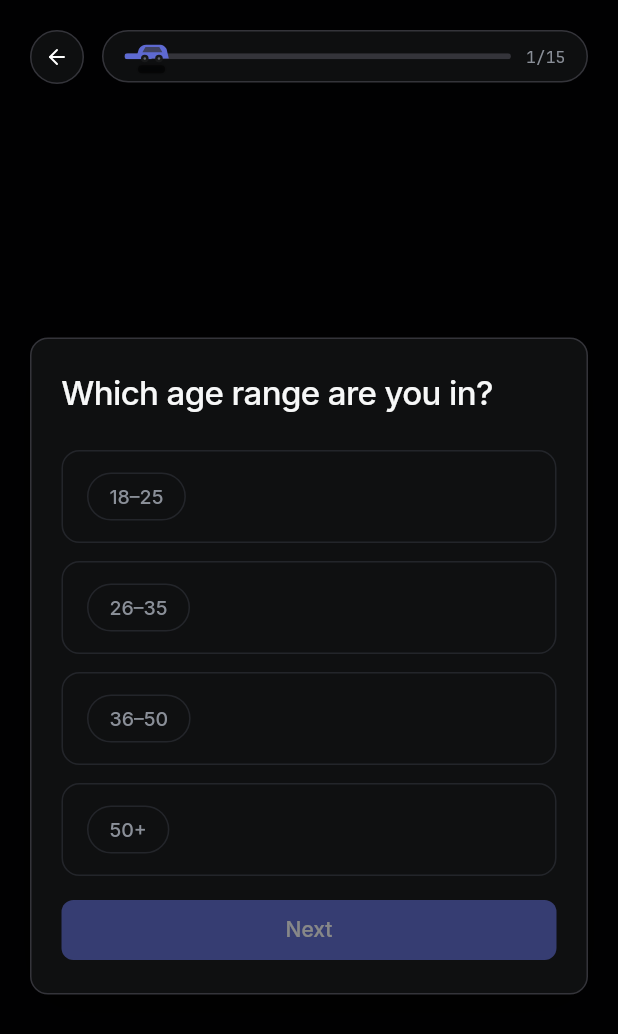
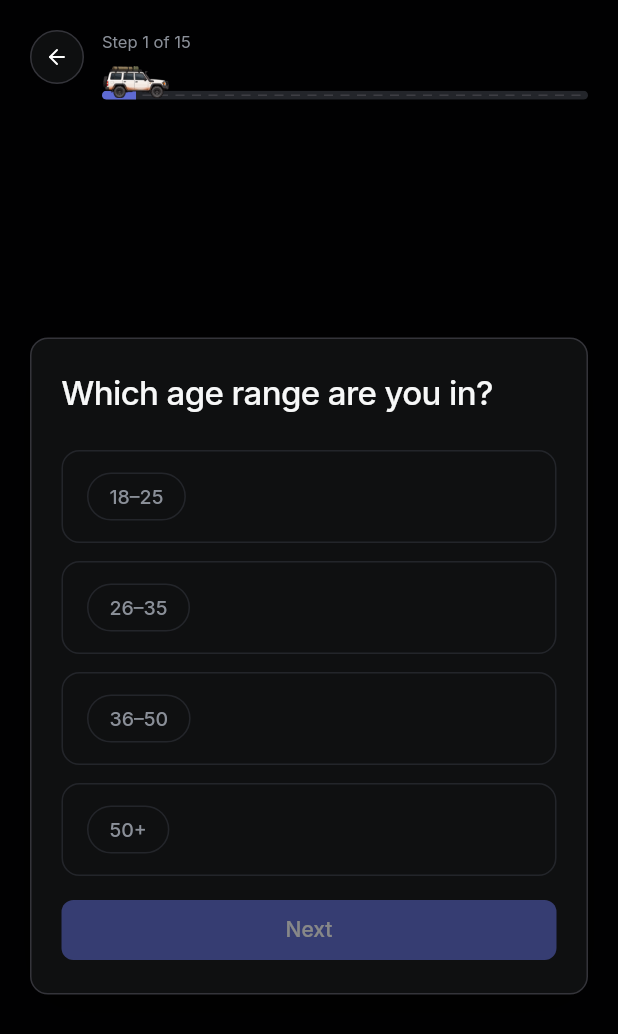
Before and after one commit to Estaed/Terra-NT, a Flutter app: the LoadingScreen screen opened directly, after a tap on "Cancel", on a phone screen of 412 x 824 dp. Shown: the top 1034 px of the screen. Run offline on Flutter 3.47's test engine with Material 3 defaults, Android fonts, the phone set to English and light mode, and no system bars; our stand-ins replace cloud_firestore, firebase_auth, firebase_core, firebase_crashlytics, flutter_lucide, flutter_map and 4 more; accounts and stored records are empty.

Commit message:
Task-48: road progress with step words and the rendered 4x4 sprite

```diff
--- a/terra_nt/lib/core/theme/metrics.dart
+++ b/terra_nt/lib/core/theme/metrics.dart
@@ -143,17 +143,7 @@ class AppMetrics {
   // Animated backdrop car, measured from terra-nt-bg-map.html.
   static const mapCarMarkerWidth = 36.0;
   static const mapCarMarkerHeight = 32.0;
-  static const mapCarBodyWidth = 30.0;
-  static const mapCarBodyHeight = 24.0;
-  static const mapCarBodyTop = 2.0;
-  static const mapCarShadowWidth = 24.0;
-  static const mapCarShadowHeight = 7.0;
-  static const mapCarShadowBottom = 1.0;
   static const mapCarBobOffset = 1.5;
-
-  /// The wheel hub is the wheel radius over this. Previously borrowed from the
-  /// route dot's ring width, which had nothing to do with a wheel.
-  static const mapCarWheelHubDivisor = 3.0;
 
   // Onboarding shell, measured from Terra NT.dc.html L91-102.
   static const onboardingBackButtonSize = 36.0;
@@ -163,20 +153,13 @@ class AppMetrics {
   static const onboardingProgressGap = 10.0;
   static const onboardingProgressPaddingY = 9.0;
   static const onboardingProgressPaddingX = 14.0;
-  static const onboardingProgressHeight = 4.0;
   static const onboardingCardTop = 88.0;
   static const onboardingCardBottom = 24.0;
   static const onboardingCardPaddingY = 22.0;
   static const onboardingCardPaddingX = 20.0;
   static const onboardingStepSlideOffsetX = 18.0;
 
-  // The car that drives the onboarding progress track (V13). Not from the
-  // prototype: it has no such car. 14x12 read as a smudge on a 2.6x density
-  // screen, so the glyph is drawn at the map marker's own 36:32 aspect, large
-  // enough to be a car. The pill still contains it: the counter text makes the
-  // row 15.4px tall, so half of that plus the 9px vertical padding leaves the
-  // 24px car 4.7px of clearance at each end.
-  static const onboardingProgressCarWidth = 27.0;
+  // The row Loading reserves for its looping progress car (V13).
   static const onboardingProgressCarHeight = 24.0;
 
   // Map fit padding — the flat pad clears the status bar and whatever floats
@@ -203,4 +186,26 @@ class AppMetrics {
   static const stopDetailFooterIconMinimumWidth = 160.0;
   static const stopDetailFooterPaddingTop = 16.0;
   static const stopDetailFooterPaddingBottom = 24.0;
+
+  // The rendered car sprite (Task-48, docs/PRD.md D18). assets/images/car.png
+  // is 384x187; every size below keeps that aspect, so the sprite is never
+  // stretched. It replaced the drawn car and its blob shadow.
+  static const carSpriteAspect = 384 / 187;
+
+  /// The car on the map behind Login and Welcome. Wider than the 36x32 marker
+  /// slot the backdrop reserves; the glyph overflows that slot, centred on the
+  /// route point, so a side-view 4x4 reads as one at phone size.
+  static const mapCarSpriteWidth = 56.0;
+
+  /// The car riding the onboarding road and Loading's looping bar. Its height
+  /// (about 21.4) stays under [onboardingProgressCarHeight], the row Loading
+  /// reserves for the bar, so the car rests on the road without clipping.
+  static const progressCarWidth = 44.0;
+  static const progressCarHeight = progressCarWidth / carSpriteAspect;
+
+  /// The road the car drives along: a quiet band with a dashed centre line.
+  static const progressRoadHeight = 6.0;
+  static const progressRoadDashLength = 6.0;
+  static const progressRoadDashGap = 5.0;
+  static const progressRoadDashThickness = 1.0;
 }
--- a/terra_nt/lib/features/onboarding/onboarding_screen.dart
+++ b/terra_nt/lib/features/onboarding/onboarding_screen.dart
@@ -273,34 +273,20 @@ class _OnboardingTopBar extends StatelessWidget {
         top: AppMetrics.onboardingChromeTop,
         left: AppMetrics.onboardingProgressLeft,
         right: AppMetrics.onboardingChromeSide,
-        child: Container(
+        // D18: no boxed pill — the step count reads as words above an open road.
+        child: Column(
           key: const ValueKey('onboarding-progress-shell'),
-          padding: const EdgeInsets.symmetric(
-            horizontal: AppMetrics.onboardingProgressPaddingX,
-            vertical: AppMetrics.onboardingProgressPaddingY,
-          ),
-          decoration: BoxDecoration(
-            color: AppColors.onboardingChrome,
-            borderRadius: BorderRadius.circular(AppRadius.pill),
-            border: Border.all(
-              color: AppColors.hairlineStrong,
-              width: AppElevation.hairlineWidth,
+          crossAxisAlignment: CrossAxisAlignment.start,
+          mainAxisSize: MainAxisSize.min,
+          children: [
+            Text(
+              'Step ${step + 1} of $_stepCount',
+              key: const ValueKey('onboarding-counter'),
+              style: AppType.captionApp.copyWith(color: AppColors.inkSubtle),
             ),
-          ),
-          child: Row(
-            children: [
-              Expanded(child: ProgressDrive(percent: progressPercent(step))),
-              const SizedBox(width: AppMetrics.onboardingProgressGap),
-              Text(
-                '${step + 1}/$_stepCount',
-                key: const ValueKey('onboarding-counter'),
-                style: AppType.captionApp.copyWith(
-                  fontFamily: AppFonts.mono,
-                  color: AppColors.inkSubtle,
-                ),
-              ),
-            ],
-          ),
+            const SizedBox(height: AppMetrics.onboardingProgressGap),
+            ProgressDrive(percent: progressPercent(step)),
+          ],
         ),
       ),
     ],
--- a/terra_nt/lib/features/onboarding/widgets/progress_drive.dart
+++ b/terra_nt/lib/features/onboarding/widgets/progress_drive.dart
@@ -8,18 +8,18 @@ import '../../../core/theme/motion.dart';
 import '../../../core/theme/radius.dart';
 import '../../../shared/map/car_glyph.dart';
 
-/// The onboarding progress track, driven by a car (deviation V13).
+/// The onboarding progress, drawn as a road the trip is driven along
+/// (deviation V13, polished under D18).
 ///
-/// The track and its fill keep the tokens and the keys the plain progress bar
-/// used, so what a step's percentage looks like has not changed. What is new is
-/// the [CarGlyph] riding the fill's leading edge: on a step change the fill and
-/// the car ease to the new position together, with the step card's curve and
-/// duration, so the whole screen moves as one.
+/// The road is a quiet band with a dashed centre line; the stretch already
+/// driven is paved in [AppColors.primary]. The [CarGlyph] 4x4 rests on the road
+/// with its centre on the travelled part's leading edge: on a step change the
+/// fill and the car ease to the new position together, with the step card's
+/// curve and duration, so the whole screen moves as one. It faces the direction
+/// of travel, so going back drives it in reverse.
 ///
-/// The car is the map backdrop's glyph, scaled down to
-/// [AppMetrics.onboardingProgressCarHeight] and centred on the track, which it
-/// deliberately overhangs — the track is 4px and a car that small is a smudge.
-/// It faces the direction of travel, so going back drives it in reverse.
+/// The widget is as tall as the car, [AppMetrics.progressCarHeight], with the
+/// road along its bottom edge, so a parent lays out car and road as one piece.
 class ProgressDrive extends StatefulWidget {
   const ProgressDrive({super.key, required this.percent}) : looping = false;
 
@@ -112,30 +112,37 @@ class _ProgressDriveState extends State<ProgressDrive>
   Widget build(BuildContext context) => LayoutBuilder(
     builder: (context, constraints) => SizedBox(
       key: const ValueKey('onboarding-progress-track'),
-      height: AppMetrics.onboardingProgressHeight,
+      height: AppMetrics.progressCarHeight,
       child: Stack(
         clipBehavior: Clip.none,
         children: [
-          ClipRRect(
-            borderRadius: BorderRadius.circular(AppRadius.xs),
+          Positioned(
+            left: 0,
+            right: 0,
+            bottom: 0,
+            height: AppMetrics.progressRoadHeight,
+            child: ClipRRect(
+              borderRadius: BorderRadius.circular(AppRadius.pill),
               child: Stack(
                 children: [
-                // Both bars carry the track height themselves: a childless
-                // `ColoredBox` takes the smallest size its constraints allow,
-                // and a `Stack` lays its children out loosely, so without a
-                // height neither bar paints a single pixel — which is exactly
-                // what the track did on device.
+                  // Both layers carry the road height themselves: a `Stack`
+                  // lays its children out loosely, and a childless box there
+                  // paints nothing.
                   SizedBox(
+                    key: const ValueKey('onboarding-progress-road'),
                     width: constraints.maxWidth,
-                  height: AppMetrics.onboardingProgressHeight,
-                  child: const ColoredBox(color: AppColors.hairlineStrong),
+                    height: AppMetrics.progressRoadHeight,
+                    child: const ColoredBox(
+                      color: AppColors.hairline,
+                      child: CustomPaint(painter: _CentreLinePainter()),
+                    ),
                   ),
                   AnimatedBuilder(
                     animation: _fraction,
                     builder: (context, child) => SizedBox(
                       key: const ValueKey('onboarding-progress-fill'),
                       width: constraints.maxWidth * _fraction.value,
-                    height: AppMetrics.onboardingProgressHeight,
+                      height: AppMetrics.progressRoadHeight,
                       child: child,
                     ),
                     child: const ColoredBox(color: AppColors.primary),
@@ -143,18 +150,20 @@ class _ProgressDriveState extends State<ProgressDrive>
                 ],
               ),
             ),
+          ),
           AnimatedBuilder(
             animation: _fraction,
             builder: (context, child) => Positioned(
               left: _carLeft(constraints.maxWidth, _fraction.value),
-              top: _carTop,
-              width: AppMetrics.onboardingProgressCarWidth,
-              height: AppMetrics.onboardingProgressCarHeight,
+              bottom: 0,
+              width: AppMetrics.progressCarWidth,
+              height: AppMetrics.progressCarHeight,
               // Rebuilt every tick (not passed as `child`) so a looping drive's
               // direction flip at each end of the track is actually drawn.
-              child: FittedBox(
+              child: CarGlyph(
                 key: const ValueKey('onboarding-progress-car'),
-                child: CarGlyph(longitudeDelta: _direction),
+                longitudeDelta: _direction,
+                width: AppMetrics.progressCarWidth,
               ),
             ),
           ),
@@ -163,19 +172,35 @@ class _ProgressDriveState extends State<ProgressDrive>
     ),
   );
 
-  /// Negative: the car is taller than the track it is centred on.
-  static const _carTop =
-      (AppMetrics.onboardingProgressHeight -
-          AppMetrics.onboardingProgressCarHeight) /
-      2;
-
   /// The car's centre rides the leading edge, held inside the track's ends so
   /// it never drives off either one.
   static double _carLeft(double trackWidth, double fraction) {
-    const car = AppMetrics.onboardingProgressCarWidth;
+    const car = AppMetrics.progressCarWidth;
     return (trackWidth * fraction - car / 2).clamp(
       0.0,
       math.max(0.0, trackWidth - car),
     );
   }
 }
+
+/// The road's dashed centre line, the one mark that turns a bar into a road.
+class _CentreLinePainter extends CustomPainter {
+  const _CentreLinePainter();
+
+  @override
+  void paint(Canvas canvas, Size size) {
+    final paint = Paint()
+      ..color = AppColors.hairlineTertiary
+      ..strokeWidth = AppMetrics.progressRoadDashThickness;
+    final y = size.height / 2;
+    const step =
+        AppMetrics.progressRoadDashLength + AppMetrics.progressRoadDashGap;
+    for (var x = AppMetrics.progressRoadDashGap; x < size.width; x += step) {
+      final end = math.min(x + AppMetrics.progressRoadDashLength, size.width);
+      canvas.drawLine(Offset(x, y), Offset(end, y), paint);
+    }
+  }
+
+  @override
+  bool shouldRepaint(covariant _CentreLinePainter oldDelegate) => false;
+}
--- a/terra_nt/lib/shared/map/car_glyph.dart
+++ b/terra_nt/lib/shared/map/car_glyph.dart
@@ -1,15 +1,31 @@
 import 'package:flutter/material.dart';
 
-import '../../core/theme/colors.dart';
-import '../../core/theme/map_visuals.dart';
 import '../../core/theme/metrics.dart';
 import '../../core/theme/motion.dart';
 
-/// The decorative side-view car used by [RouteCarBackdrop].
+/// The side-view 4x4 that drives the map backdrop, the onboarding road and
+/// Loading's looping bar: the rendered sprite `assets/images/car.png`.
+///
+/// It faces its direction of travel — a negative [longitudeDelta] mirrors it —
+/// and bobs gently on [AppMotion.mapCarBob] while it is on screen.
+///
+/// The glyph owns its size, [width] wide at the sprite's own aspect. A parent
+/// that hands it a smaller slot (the backdrop's 36x32 map marker) gets the car
+/// centred on that slot and overflowing it, rather than a car shrunk to a
+/// smudge.
 class CarGlyph extends StatefulWidget {
   final double longitudeDelta;
 
-  const CarGlyph({super.key, required this.longitudeDelta});
+  /// Logical width of the car; its height follows the sprite's aspect.
+  final double width;
+
+  const CarGlyph({
+    super.key,
+    required this.longitudeDelta,
+    this.width = AppMetrics.mapCarSpriteWidth,
+  });
+
+  static const asset = 'assets/images/car.png';
 
   @override
   State<CarGlyph> createState() => _CarGlyphState();
@@ -40,36 +56,18 @@ class _CarGlyphState extends State<CarGlyph>
   @override
   Widget build(BuildContext context) {
     final facingScale = widget.longitudeDelta < 0 ? reverseScale : forwardScale;
+    final width = widget.width;
+    final height = width / AppMetrics.carSpriteAspect;
 
-    return SizedBox(
+    return OverflowBox(
+      minWidth: width,
+      maxWidth: width,
+      minHeight: height,
+      maxHeight: height,
+      child: SizedBox(
         key: const ValueKey('car-glyph'),
-      width: AppMetrics.mapCarMarkerWidth,
-      height: AppMetrics.mapCarMarkerHeight,
-      child: Stack(
-        clipBehavior: Clip.none,
-        alignment: Alignment.center,
-        children: [
-          Positioned(
-            bottom: AppMetrics.mapCarShadowBottom,
-            child: Container(
-              width: AppMetrics.mapCarShadowWidth,
-              height: AppMetrics.mapCarShadowHeight,
-              decoration: BoxDecoration(
-                color: AppMapVisuals.carShadowColor,
-                borderRadius: BorderRadius.circular(
-                  AppMetrics.mapCarShadowHeight,
-                ),
-                boxShadow: [
-                  BoxShadow(
-                    color: AppMapVisuals.carShadowBlurColor,
-                    blurRadius: AppMetrics.mapCarBobOffset,
-                  ),
-                ],
-              ),
-            ),
-          ),
-          Positioned(
-            top: AppMetrics.mapCarBodyTop,
+        width: width,
+        height: height,
         child: AnimatedBuilder(
           animation: _bobController,
           builder: (context, child) => Transform.translate(
@@ -88,84 +86,18 @@ class _CarGlyphState extends State<CarGlyph>
               scaleX: scale,
               child: child,
             ),
-                child: CustomPaint(
-                  size: const Size(
-                    AppMetrics.mapCarBodyWidth,
-                    AppMetrics.mapCarBodyHeight,
-                  ),
-                  painter: _CarBodyPainter(),
+            child: Image.asset(
+              CarGlyph.asset,
+              width: width,
+              height: height,
+              fit: BoxFit.contain,
+              filterQuality: FilterQuality.medium,
+              gaplessPlayback: true,
+              excludeFromSemantics: true,
             ),
           ),
         ),
       ),
-        ],
-      ),
     );
   }
 }
-
-class _CarBodyPainter extends CustomPainter {
-  static const _bodyTop = 0.23;
-  static const _bodyBottom = 0.68;
-  static const _roofStart = 0.22;
-  static const _roofEnd = 0.76;
-  static const _wheelCenterY = 0.71;
-  static const _wheelRadius = 0.14;
-  static const _frontWheelX = 0.72;
-  static const _rearWheelX = 0.3;
-
-  @override
-  void paint(Canvas canvas, Size size) {
-    final body = Path()
-      ..moveTo(size.width * 0.07, size.height * _bodyBottom)
-      ..lineTo(size.width * 0.15, size.height * 0.36)
-      ..quadraticBezierTo(
-        size.width * _roofStart,
-        size.height * _bodyTop,
-        size.width * 0.34,
-        size.height * _bodyTop,
-      )
-      ..lineTo(size.width * _roofEnd, size.height * _bodyTop)
-      ..quadraticBezierTo(
-        size.width * 0.85,
-        size.height * _bodyTop,
-        size.width * 0.92,
-        size.height * 0.36,
-      )
-      ..lineTo(size.width * 0.98, size.height * _bodyBottom)
-      ..close();
-    canvas.drawPath(body, Paint()..color = AppColors.primary);
-    canvas.drawPath(
-      body,
-      Paint()
-        ..color = AppColors.primaryFocus
-        ..style = PaintingStyle.stroke
-        ..strokeWidth = AppMetrics.mapPinBorderWidth,
-    );
-
-    final window = Path()
-      ..moveTo(size.width * 0.32, size.height * 0.28)
-      ..lineTo(size.width * 0.73, size.height * 0.28)
-      ..lineTo(size.width * 0.82, size.height * 0.48)
-      ..lineTo(size.width * 0.23, size.height * 0.48)
-      ..close();
-    canvas.drawPath(window, Paint()..color = AppMapVisuals.carWindowColor);
-
-    _drawWheel(canvas, size, _rearWheelX);
-    _drawWheel(canvas, size, _frontWheelX);
-  }
-
-  void _drawWheel(Canvas canvas, Size size, double x) {
-    final center = Offset(size.width * x, size.height * _wheelCenterY);
-    final radius = size.height * _wheelRadius;
-    canvas.drawCircle(center, radius, Paint()..color = AppColors.surface3);
-    canvas.drawCircle(
-      center,
-      radius / AppMetrics.mapCarWheelHubDivisor,
-      Paint()..color = AppColors.inkTertiary,
-    );
-  }
-
-  @override
-  bool shouldRepaint(covariant _CarBodyPainter oldDelegate) => false;
-}
```
Also changed, not shown: 4 other files. Lines whose indentation alone changed are shown as unchanged.
